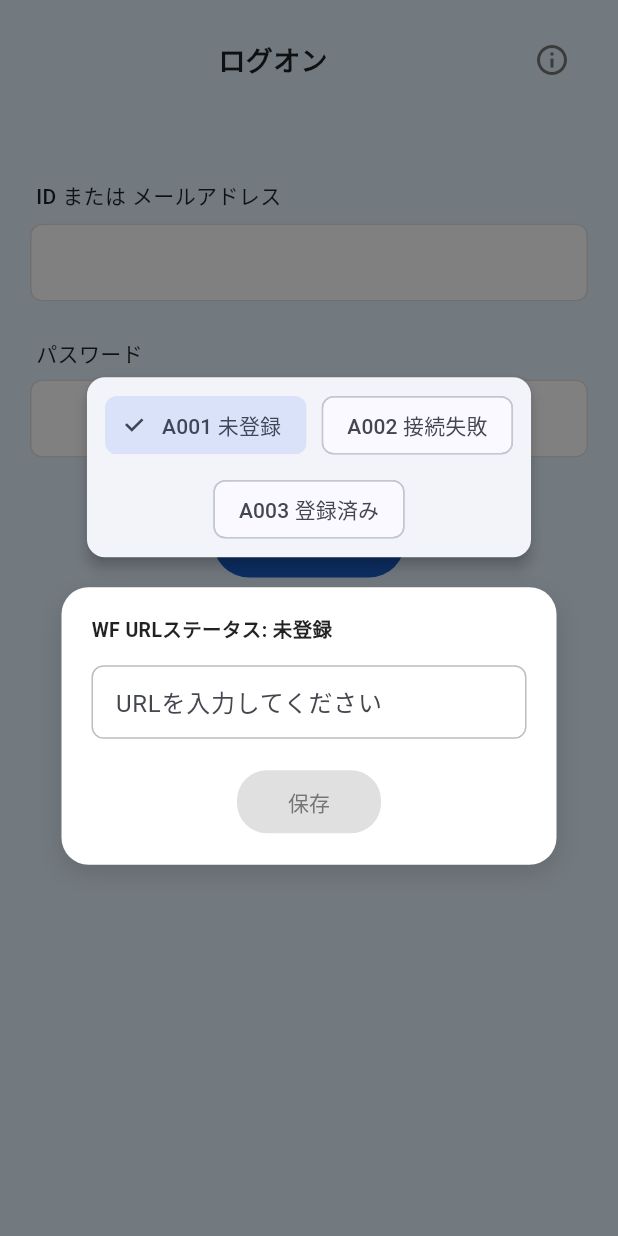
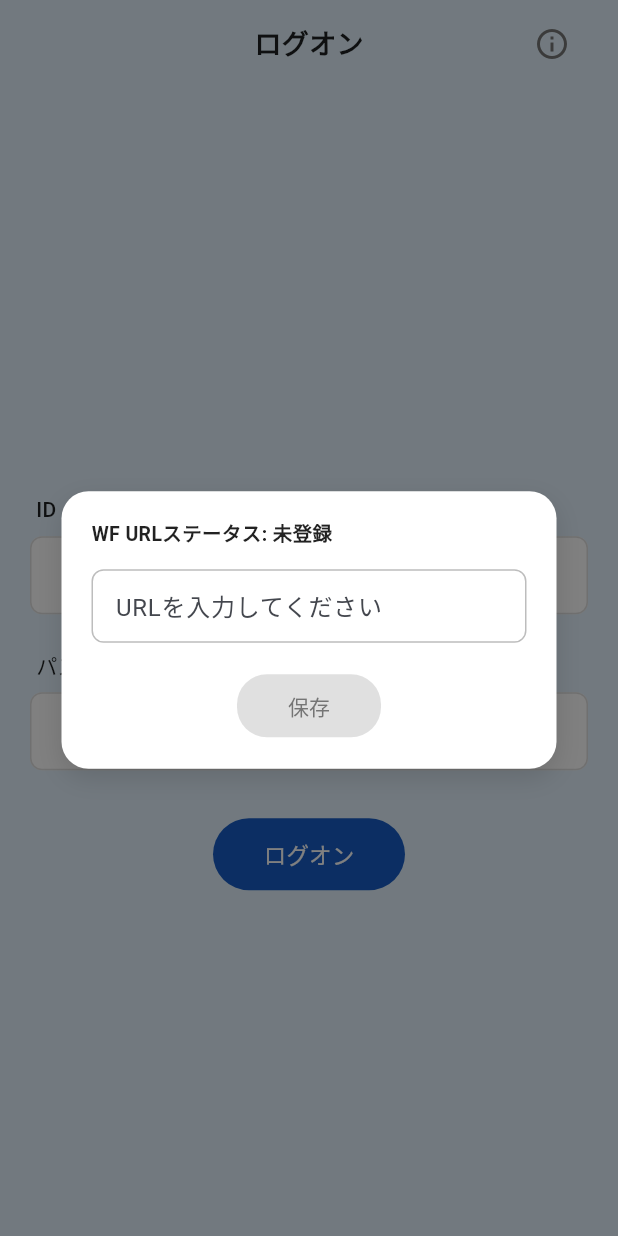
Before and after one commit to DIMONZ23/work_flow_demo, a Flutter app: the screen it shows after launch, after a tap on the "info outline" icon, on a phone screen of 412 x 824 dp. Run offline on Flutter 3.47's test engine with Material 3 defaults, Android fonts, the phone set to English and light mode, and no system bars.

Commit message:
Update Center the location field.

```diff
--- a/lib/screens/login_screen.dart
+++ b/lib/screens/login_screen.dart
@@ -60,19 +60,30 @@ class _LoginScreenState extends State<LoginScreen> {
           children: [
             const LoginHeader(),
             Expanded(
-              child: SingleChildScrollView(
+              child: LayoutBuilder(
+                builder: (context, constraints) {
+                  return SingleChildScrollView(
                     padding: const EdgeInsets.symmetric(horizontal: 20),
+                    child: ConstrainedBox(
+                      constraints: BoxConstraints(
+                        minHeight: constraints.maxHeight,
+                      ),
+                      child: Center(
                         child: Column(
+                          mainAxisSize: MainAxisSize.min, // 👈 quan trọng
                           crossAxisAlignment: CrossAxisAlignment.center,
                           children: [
                             const SizedBox(height: 40),
+
                             LoginTextField(
                               label: 'ID または メールアドレス',
                               controller: _idController,
                               hintText: '',
                               onChanged: (_) => _resetError(),
                             ),
+
                             const SizedBox(height: 24),
+
                             LoginTextField(
                               label: 'パスワード',
                               controller: _passwordController,
@@ -80,20 +91,24 @@ class _LoginScreenState extends State<LoginScreen> {
                               hintText: '',
                               onChanged: (_) => _resetError(),
                             ),
+
                             const SizedBox(height: 32),
-                    Align(
-                        alignment: Alignment.center,
-                        child: WFButtonLoading(
+
+                            WFButtonLoading(
                               onPressed: _handleLogin,
                               isLoading: _isLoading,
                               width: SizeState.xxxxxxxxxxxxxxlarge.value,
                               text: 'ログオン',
                             ),
-                      ),
                           ],
                         ),
                       ),
                     ),
+                  );
+                },
+              ),
+            ),
+
             if (_loginState == LoginState.failed)
               const WfErrorBanner(
                 message: 'ID (メールアドレス) またはパスワードが一致しません。',
--- a/lib/screens/wf_register_screen.dart
+++ b/lib/screens/wf_register_screen.dart
@@ -46,10 +46,10 @@ class _WfRegisterScreenState extends State<WfRegisterScreen> {
   @override
   Widget build(BuildContext context) {
     return Material(
-      type: MaterialType.transparency, // 👈 cho phép nền mờ từ dialog
+      type: MaterialType.transparency,
       child: Stack(
         children: [
-          // 👉 Tap vào background để đóng dialog
+
           Positioned.fill(
             child: GestureDetector(
               behavior: HitTestBehavior.opaque,
@@ -57,15 +57,11 @@ class _WfRegisterScreenState extends State<WfRegisterScreen> {
             ),
           ),
 
-          // 👉 Nội dung dialog
+
           Center(
             child: Column(
               mainAxisSize: MainAxisSize.min,
               children: [
-                WfPreviewToggles(
-                  state: _state,
-                  onSelect: _setState,
-                ),
                 const SizedBox(height: 16),
                 WfUrlDialogCard(
                   statusLabel: _statusLabel,
--- a/lib/widgets/login_header.dart
+++ b/lib/widgets/login_header.dart
@@ -8,8 +8,8 @@ class LoginHeader extends StatelessWidget {
   Widget build(BuildContext context) {
     return Container(
       padding: const EdgeInsets.symmetric(horizontal: 20, vertical: 16),
-      child: Row(
-        mainAxisAlignment: MainAxisAlignment.spaceBetween,
+       child: Stack(
+        alignment: Alignment.center,
         children: [
           const Expanded(
             child: Center(
@@ -23,20 +23,23 @@ class LoginHeader extends StatelessWidget {
               ),
             ),
           ),
-         IconButton(
+           Positioned(
+            right: 0,
+            child: IconButton(
               icon: const Icon(Icons.info_outline, size: 24),
               color: Colors.grey.shade600,
               onPressed: () {
                 showGeneralDialog(
                   context: context,
-                  barrierDismissible: true, // 👈 click background để đóng
+                  barrierDismissible: true,
                   barrierLabel: 'Dismiss',
-                  barrierColor: Colors.black.withValues(alpha: 0.5), // 👈 nền xám mờ
+                  barrierColor: Colors.black.withValues(alpha: 0.5),
                   transitionDuration: const Duration(milliseconds: 200),
                   pageBuilder: (context, animation, secondaryAnimation) {
                     return const WfRegisterScreen();
                   },
-                  transitionBuilder: (context, animation, secondaryAnimation, child) {
+                  transitionBuilder:
+                      (context, animation, secondaryAnimation, child) {
                     return FadeTransition(
                       opacity: animation,
                       child: child,
@@ -45,6 +48,7 @@ class LoginHeader extends StatelessWidget {
                 );
               },
             ),
+          ),
         ],
       ),
     );
```
Lines whose indentation alone changed are shown as unchanged.
